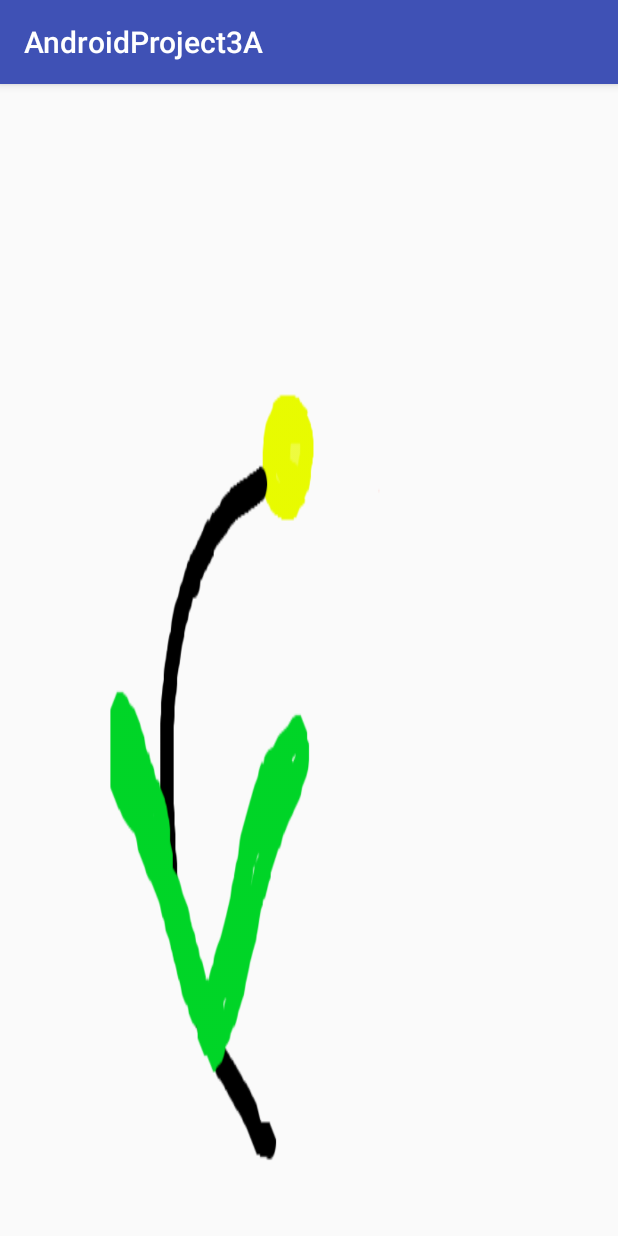
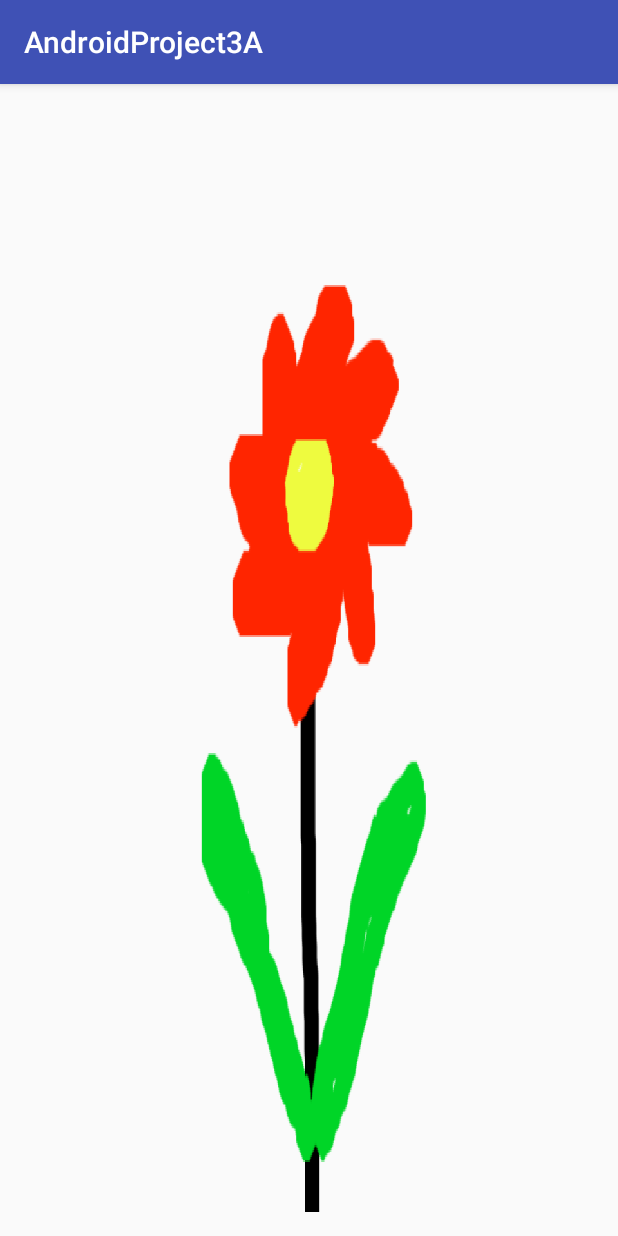
Before and after one commit to roppe546/AndroidProject3A, an Android app: the screen it shows after launch (MainActivity), on a phone screen of 412 x 824 dp. Run offline under Robolectric (Android 15) with nearby library versions, the phone set to English and light mode, and no system bars.

Commit message:
added dynamic background depending on phone orientation

```diff
--- a/app/src/main/java/com/example/robin/androidproject3a/FlowerAnimation.java
+++ b/app/src/main/java/com/example/robin/androidproject3a/FlowerAnimation.java
@@ -1,89 +1,143 @@
 package com.example.robin.androidproject3a;
 
 import android.content.Context;
-import android.content.res.Resources;
 import android.graphics.Bitmap;
+import android.graphics.BitmapFactory;
 import android.graphics.Canvas;
-import android.graphics.drawable.Drawable;
 import android.util.AttributeSet;
+import android.util.DisplayMetrics;
+import android.util.Log;
 import android.view.View;
-import android.widget.AbsListView;
-import android.widget.Gallery;
-import android.widget.ImageView;
-import android.widget.LinearLayout;
 
 /**
  * Created by Peonsson on 07/12/15.
  */
 public class FlowerAnimation extends View {
 
-    Resources res;
-    Drawable f1;
-    Drawable f2;
-    Drawable f3;
-    Drawable f4;
-    Drawable f5;
-    Drawable f6;
-    Drawable f7;
-    Drawable f8;
-    Drawable nopetals;
+    private Bitmap background0;
+    private Bitmap background1;
+    private Bitmap background2;
+    private Bitmap background3;
+    private Bitmap background4;
+    private Bitmap background5;
+    private Bitmap background6;
+    private Bitmap background7;
+    private Bitmap background8;
+    private int _background = 1;
+
 
     public FlowerAnimation(Context context, AttributeSet attrs) {
         super(context, attrs);
-        res = getContext().getResources();
-        nopetals = res.getDrawable(R.drawable.nopetals);
-        this.setBackground(nopetals);
+
+        DisplayMetrics displayMetrics = context.getResources().getDisplayMetrics();
+        int width = displayMetrics.widthPixels;
+        int height = displayMetrics.heightPixels;
+
+        Bitmap background0temp = BitmapFactory.decodeResource(context.getResources(), R.drawable.nopetals);
+        background0 = Bitmap.createScaledBitmap(background0temp, width, height, false);
+        background0temp.recycle();
+
+        Bitmap background1temp = BitmapFactory.decodeResource(context.getResources(), R.drawable.f1);
+        background1 = Bitmap.createScaledBitmap(background1temp, width, height, false);
+        background1temp.recycle();
+
+        Bitmap background2temp = BitmapFactory.decodeResource(context.getResources(), R.drawable.f2);
+        background2 = Bitmap.createScaledBitmap(background2temp, width, height, false);
+        background2temp.recycle();
+
+        Bitmap background3temp = BitmapFactory.decodeResource(context.getResources(), R.drawable.f3);
+        background3 = Bitmap.createScaledBitmap(background3temp, width, height, false);
+        background3temp.recycle();
+
+        Bitmap background4temp = BitmapFactory.decodeResource(context.getResources(), R.drawable.f4);
+        background4 = Bitmap.createScaledBitmap(background4temp, width, height, false);
+        background4temp.recycle();
+
+        Bitmap background5temp = BitmapFactory.decodeResource(context.getResources(), R.drawable.f5);
+        background5 = Bitmap.createScaledBitmap(background5temp, width, height, false);
+        background5temp.recycle();
+
+        Bitmap background6temp = BitmapFactory.decodeResource(context.getResources(), R.drawable.f6);
+        background6 = Bitmap.createScaledBitmap(background6temp, width, height, false);
+        background6temp.recycle();
+
+        Bitmap background7temp = BitmapFactory.decodeResource(context.getResources(), R.drawable.f7);
+        background7 = Bitmap.createScaledBitmap(background7temp, width, height, false);
+        background7temp.recycle();
+
+        Bitmap background8temp = BitmapFactory.decodeResource(context.getResources(), R.drawable.f8);
+        background8 = Bitmap.createScaledBitmap(background8temp, width, height, false);
+        background8temp.recycle();
     }
 
     public void drawFlower(double y) {
-        // Portrait
         if (y <= -80) {
-            f1 = res.getDrawable(R.drawable.f1);
-            this.setBackground(f1);
+            _background = 1;
+            Log.i("DRAWFLOWER", "f1");
         }
         else if (y <= -70) {
-            f2 = res.getDrawable(R.drawable.f2);
-            this.setBackground(f2);
+            _background = 2;
+            Log.i("DRAWFLOWER", "f2");
         }
         else if (y <= -60) {
-            f3 = res.getDrawable(R.drawable.f3);
-            this.setBackground(f3);
+            _background = 3;
+            Log.i("DRAWFLOWER", "f3");
         }
         else if (y <= -50) {
-            f4 = res.getDrawable(R.drawable.f4);
-            this.setBackground(f4);
+            _background = 4;
+            Log.i("DRAWFLOWER", "f4");
         }
         else if (y <= -40) {
-            f5 = res.getDrawable(R.drawable.f5);
-            this.setBackground(f5);
+            _background = 5;
+            Log.i("DRAWFLOWER", "f5");
         }
         else if (y <= -30) {
-            f6 = res.getDrawable(R.drawable.f6);
-            this.setBackground(f6);
+            _background = 6;
+            Log.i("DRAWFLOWER", "f6");
         }
         else if (y <= -20) {
-            f7 = res.getDrawable(R.drawable.f7);
-            this.setBackground(f7);
+            _background = 7;
+            Log.i("DRAWFLOWER", "f7");
         }
         else if (y <= -10) {
-            f8 = res.getDrawable(R.drawable.f8);
-            this.setBackground(f8);
+            _background = 8;
+            Log.i("DRAWFLOWER", "f8");
         }
-        // Landscape
         else if (y <= 10) {
-            f8 = res.getDrawable(R.drawable.f8);
-            this.setBackground(f8);
+            _background = 8;
+            Log.i("DRAWFLOWER", "f8");
+        } else {
+            _background = 0;
+            Log.i("DRAWFLOWER", "nopetals");
         }
-        else {
-            nopetals = res.getDrawable(R.drawable.nopetals);
-            this.setBackground(nopetals);
-        }
+        invalidate();
     }
 
     @Override
     protected void onDraw(Canvas canvas) {
         super.onDraw(canvas);
+        System.out.println("running onDraw");
 
-
+        if(_background == 1) {
+            canvas.drawBitmap(background1, 0, 0, null);
+        } else if (_background == 2) {
+            canvas.drawBitmap(background2, 0, 0, null);
+        } else if (_background == 3) {
+            canvas.drawBitmap(background3, 0, 0, null);
+        } else if (_background == 4) {
+            canvas.drawBitmap(background4, 0, 0, null);
+        } else if (_background == 5) {
+            canvas.drawBitmap(background5, 0, 0, null);
+        } else if (_background == 6) {
+            canvas.drawBitmap(background6, 0, 0, null);
+        } else if (_background == 7) {
+            canvas.drawBitmap(background7, 0, 0, null);
+        } else if (_background == 8) {
+            canvas.drawBitmap(background8, 0, 0, null);
+        } else if (_background == 9) {
+            canvas.drawBitmap(background8, 0, 0, null);
+        } else {
+            canvas.drawBitmap(background0, 0, 0, null);
+        }
     }
 }
--- a/app/src/main/java/com/example/robin/androidproject3a/MainActivity.java
+++ b/app/src/main/java/com/example/robin/androidproject3a/MainActivity.java
@@ -19,6 +19,8 @@ public class MainActivity extends AppCompatActivity {
     private float[] degreeValues = new float[3];
     private float[] rotation = new float[9];
 
+    static int counter = 0;
+
     private FlowerAnimation flowerAnimation;
 
     @Override
@@ -30,7 +32,7 @@ public class MainActivity extends AppCompatActivity {
         manager = (SensorManager) getSystemService(Context.SENSOR_SERVICE);
         accelerometerSensor = manager.getDefaultSensor(Sensor.TYPE_ACCELEROMETER);
         magneticSensor = manager.getDefaultSensor(Sensor.TYPE_MAGNETIC_FIELD);
-        flowerAnimation = new FlowerAnimation(getApplicationContext(), null);
+        flowerAnimation = (FlowerAnimation) findViewById(R.id.flowerView);
     }
 
     @Override
@@ -83,7 +85,7 @@ public class MainActivity extends AppCompatActivity {
             for (int i = 0; i < radValues.length; i++) {
                 degreeValues[i] = (float) Math.toDegrees(radValues[i]);
             }
-            Log.i("SENSE", "x: " + degreeValues[0] + ", y: " + degreeValues[1] + ", z: " + degreeValues[2]);
+//            Log.i("SENSE", "x: " + degreeValues[0] + ", y: " + degreeValues[1] + ", z: " + degreeValues[2]);
             flowerAnimation.drawFlower(degreeValues[1]);
         }
     }
```
